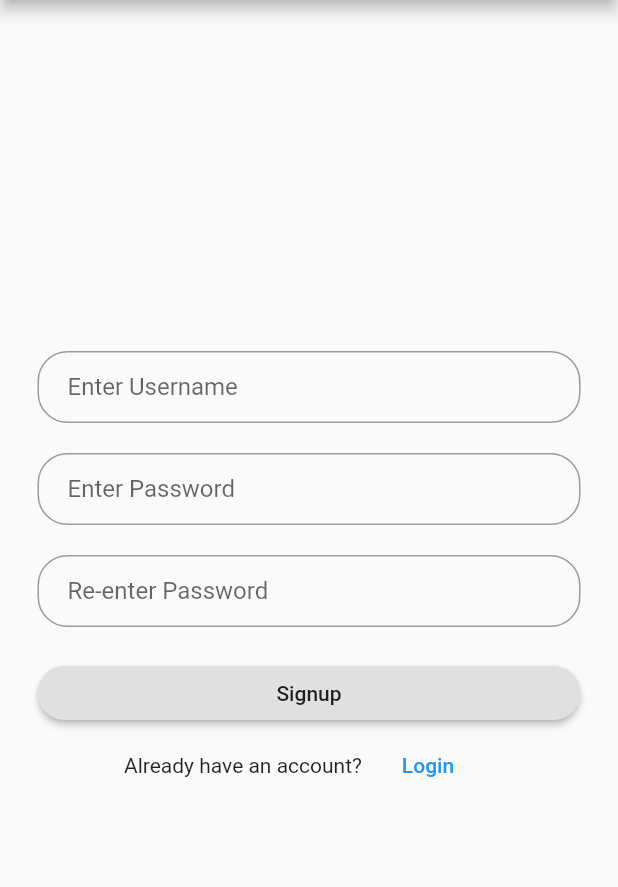
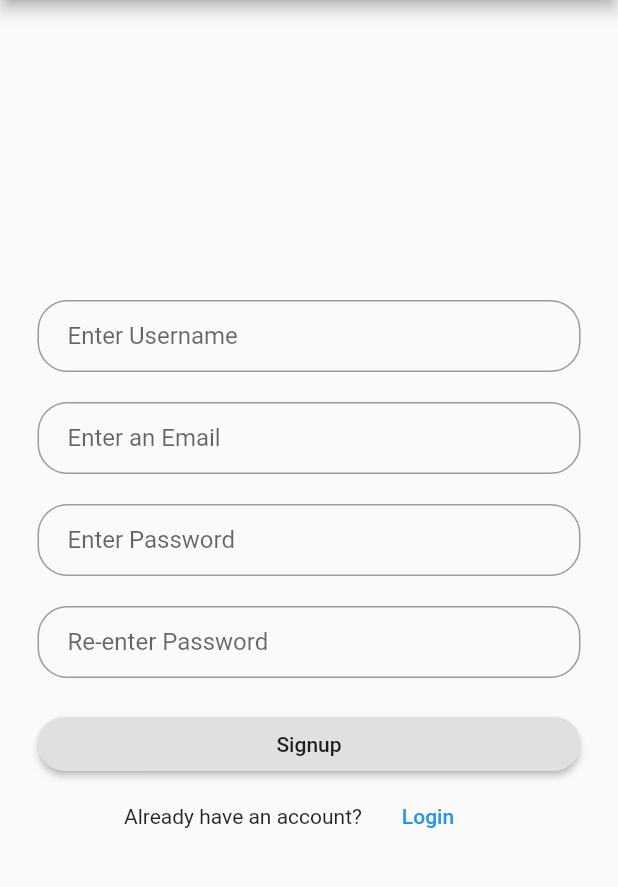
Before and after one commit to tinaishe-dr16/MOBEAS_App, a Flutter app: the Signup screen opened directly, after a tap on "Signup", on a phone screen of 412 x 824 dp, the part 84-971 px from its top. Run offline on Flutter 3.47's test engine with Material 2 defaults, Android fonts, the phone set to English and light mode, and no system bars; our stand-ins replace firebase_auth, geolocator, google_maps_flutter; accounts and stored records are empty.

Commit message:
3rd commit

```diff
--- a/lib/nav.dart
+++ b/lib/nav.dart
@@ -1,8 +1,11 @@
 import 'package:flutter/material.dart';
 import 'home.dart';
+import 'package:firebase_auth/firebase_auth.dart';
 import 'login_signup.dart';
 
 class NavDrawer extends StatelessWidget {
+ //final auth = Firebase.instance;
+
   @override
   Widget build(BuildContext context) {
     return Drawer(
@@ -62,6 +65,7 @@ class NavDrawer extends StatelessWidget {
             leading: Icon(Icons.exit_to_app),
             title: Text('Logout'),
             onTap: () => {
+
               Navigator.pushReplacement(context,
                   MaterialPageRoute(builder: (context) => LoginSignup()))
             },
--- a/lib/signup.dart
+++ b/lib/signup.dart
@@ -1,5 +1,8 @@
+import 'package:firebase_auth/firebase_auth.dart';
 import 'package:flutter/material.dart';
+//import 'package:firebase_auth/firebase_auth.dart';
 import 'login_signup.dart';
+import 'signup_successful.dart';
 
 class Signup extends StatefulWidget {
   @override
@@ -7,17 +10,47 @@ class Signup extends StatefulWidget {
 }
 
 class _SignupState extends State<Signup> {
+  String _email, _password, _username, _confirmpassword;
+  final passwordController = TextEditingController();
+  final emailController = TextEditingController();
+
+  //final auth = FirebaseAuth.instance;
+
   @override
   Widget build(BuildContext context) {
     final usernameController = TextEditingController();
-    final passwordController = TextEditingController();
+    // final passwordController = TextEditingController();
     final confirmPasswordController = TextEditingController();
+    // final emailController = TextEditingController();
 
     final textUsername = TextField(
       cursorColor: Colors.red,
       controller: usernameController,
+      //   onChanged: (value) {
+      //   setState(() {
+      //      _username = value.trim();
+      //    });
+      // },
       decoration: InputDecoration(
         hintText: 'Enter Username',
+        contentPadding: EdgeInsets.fromLTRB(20.0, 10.0, 20.0, 10.0),
+        border: OutlineInputBorder(
+          borderRadius: BorderRadius.circular(20),
+        ),
+      ),
+    );
+
+    final textEmail = TextField(
+      keyboardType: TextInputType.emailAddress,
+      cursorColor: Colors.red,
+      controller: emailController,
+      //  onChanged: (value) {
+      //  setState(() {
+      //    _email = value.trim();
+      //    });
+      //  },
+      decoration: InputDecoration(
+        hintText: 'Enter an Email',
         contentPadding: EdgeInsets.fromLTRB(20.0, 10.0, 20.0, 10.0),
         border: OutlineInputBorder(
           borderRadius: BorderRadius.circular(20),
@@ -28,6 +61,11 @@ class _SignupState extends State<Signup> {
     final textPassword = TextField(
       cursorColor: Colors.red,
       controller: passwordController,
+      // onChanged: (value) {
+      //  setState(() {
+      //  _password = value.trim();
+      //    });
+      // },
       obscureText: true,
       decoration: InputDecoration(
         hintText: 'Enter Password',
@@ -41,6 +79,11 @@ class _SignupState extends State<Signup> {
     final textConfirmPassword = TextField(
       cursorColor: Colors.red,
       controller: confirmPasswordController,
+      //   onChanged: (value) {
+      //    setState(() {
+      //_confirmpassword = value.trim();
+      //    });
+      //  },
       obscureText: true,
       decoration: InputDecoration(
         hintText: 'Re-enter Password',
@@ -52,9 +95,25 @@ class _SignupState extends State<Signup> {
     );
 
     final btnSignup = RaisedButton(
-        child: Text('Signup'),
-        shape: RoundedRectangleBorder(borderRadius: BorderRadius.circular(20)),
-        onPressed: () {});
+      child: Text('Signup'),
+      shape: RoundedRectangleBorder(borderRadius: BorderRadius.circular(20)),
+      onPressed: () {
+        if (passwordController.text.length < 8) {
+          displayToastMessage(
+              "Password must be at least 8 characters long", context);
+        } else if (!emailController.text.contains("@")) {
+          displayToastMessage("Email address not valid", context);
+        } else if (passwordController.text != confirmPasswordController.text) {
+          displayToastMessage("Passwords do not match!", context);
+        } else {
+          registerNewUser(context);
+        }
+
+        // auth.createUserWithEmailAndPassword(email: _email, password: _password);
+        // Navigator.pushReplacement(
+        //   context, MaterialPageRoute(builder: (context) => SignupSuccess()));
+      },
+    );
 
     final btnLogin = FlatButton(
       onPressed: () => {
@@ -82,6 +141,10 @@ class _SignupState extends State<Signup> {
             SizedBox(
               height: 20.0,
             ),
+            textEmail,
+            SizedBox(
+              height: 20.0,
+            ),
             textPassword,
             SizedBox(
               height: 20.0,
@@ -102,4 +165,24 @@ class _SignupState extends State<Signup> {
       ),
     );
   }
+
+  final FirebaseAuth auth = FirebaseAuth.instance;
+
+  void registerNewUser(BuildContext context) async {
+    final user = (await auth
+            .createUserWithEmailAndPassword(
+                email: emailController.text, password: passwordController.text)
+            .catchError((errMsg) {
+      displayToastMessage("Error: " + errMsg.toString(), context);
+    }))
+        .user;
+    if (user != null) {
+    } else {
+      displayToastMessage("New User has not been created", context);
+    }
+  }
 }
+
+displayToastMessage(String message, BuildContext context) {
+  Fluttertoast.showToast(msg: message);
+}
```
Also changed, not shown: lib/home.dart (+4 -3 lines), lib/locator.dart (deleted, +0 -12 lines), lib/login_signup.dart (+24 -5 lines), lib/loginerr2.dart (+4 -4 lines), lib/main.dart (+10 -1 lines), lib/services/dialog_models.dart (deleted, +0 -26 lines), lib/services/dialog_service.dart (deleted, +0 -54 lines), lib/services/navigation_service.dart (deleted, +0 -16 lines), lib/signup_successful.dart (renamed from lib/loginerr.dart, +27 -9 lines), pubspec.yaml (+7 -1 lines), pubspec.lock, 3 other files.
